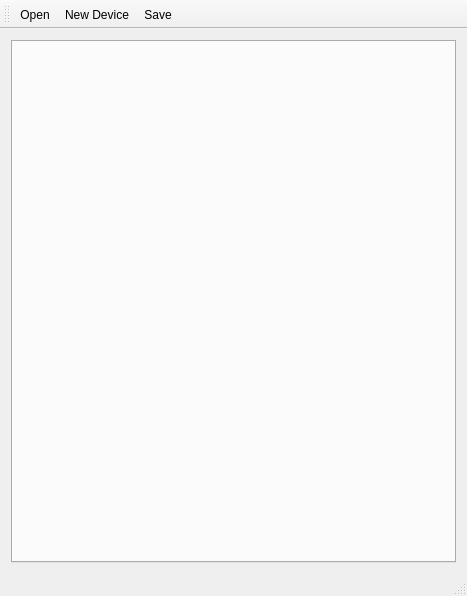
Qt form qonfigure.ui (viranch/qonfigure) before a commit.
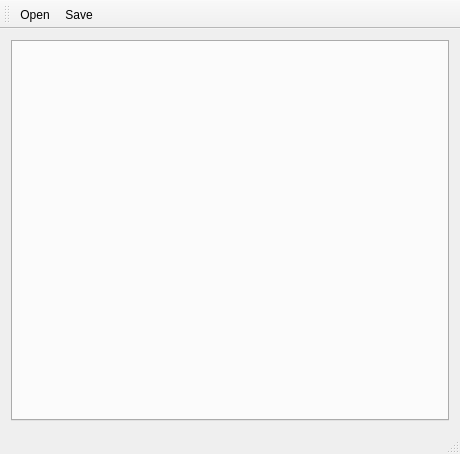
The same form after that commit. Icons and pictures are not drawn.

Commit message: *Select devices before save *Column-ise High/Low values *Rearrange fields

```diff
--- a/qonfigure.ui
+++ b/qonfigure.ui
@@ -6,8 +6,8 @@
    <rect>
     <x>0</x>
     <y>0</y>
-    <width>467</width>
-    <height>596</height>
+    <width>460</width>
+    <height>454</height>
    </rect>
   </property>
   <property name="windowTitle">
@@ -17,11 +17,14 @@
    <layout class="QGridLayout" name="gridLayout">
     <item row="1" column="0">
      <widget class="QTabWidget" name="devices">
+      <property name="tabShape">
+       <enum>QTabWidget::Rounded</enum>
+      </property>
       <property name="currentIndex">
        <number>-1</number>
       </property>
       <property name="tabsClosable">
-       <bool>true</bool>
+       <bool>false</bool>
       </property>
      </widget>
     </item>
@@ -45,19 +48,9 @@
     <bool>false</bool>
    </attribute>
    <addaction name="actionOpen"/>
-   <addaction name="actionNew_Device"/>
    <addaction name="actionSave"/>
   </widget>
   <widget class="QStatusBar" name="statusBar"/>
-  <action name="actionNew_Device">
-   <property name="icon">
-    <iconset>
-     <normaloff>../../../../../usr/share/icons/oxygen/48x48/actions/tab-new-background.png</normaloff>../../../../../usr/share/icons/oxygen/48x48/actions/tab-new-background.png</iconset>
-   </property>
-   <property name="text">
-    <string>New Device</string>
-   </property>
-  </action>
   <action name="actionSave">
    <property name="icon">
     <iconset>
```
Left out of the diff: 21 changed lines with no effect on the pictures. The commit also changes 9 other files.
